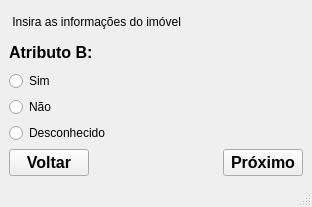
Qt form editDataBase/attblooleanExt.ui (guilhermehrn/e-spu-consulte) before a commit.
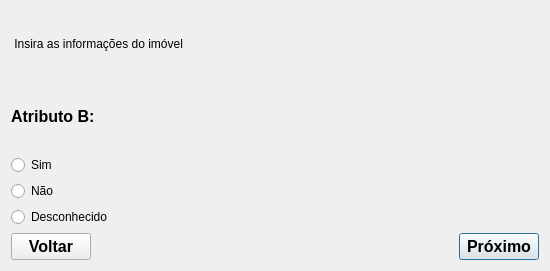
The same form after that commit.

Commit message: add edi tab

The edit to the form file:
```diff
--- a/editDataBase/attblooleanExt.ui
+++ b/editDataBase/attblooleanExt.ui
@@ -1,19 +1,20 @@
 <?xml version="1.0" encoding="UTF-8"?>
 <ui version="4.0">
- <class>MainWindow</class>
- <widget class="QMainWindow" name="MainWindow">
+ <class>Dialog</class>
+ <widget class="QDialog" name="Dialog">
   <property name="geometry">
    <rect>
     <x>0</x>
     <y>0</y>
-    <width>312</width>
-    <height>207</height>
+    <width>550</width>
+    <height>271</height>
    </rect>
   </property>
   <property name="windowTitle">
    <string>MainWindow</string>
   </property>
-  <widget class="QWidget" name="centralwidget">
+  <layout class="QVBoxLayout" name="verticalLayout_7">
+   <item>
    <layout class="QVBoxLayout" name="verticalLayout">
     <item>
      <layout class="QVBoxLayout" name="verticalLayout_4">
@@ -41,7 +42,7 @@
      </layout>
     </item>
     <item>
-     <layout class="QHBoxLayout" name="horizontalLayout">
+      <layout class="QVBoxLayout" name="verticalLayout_6">
       <item>
        <widget class="QLabel" name="AttributA">
         <property name="font">
@@ -82,7 +83,7 @@
      </layout>
     </item>
     <item>
-     <layout class="QHBoxLayout" name="horizontalLayout_2">
+      <layout class="QVBoxLayout" name="verticalLayout_5">
       <item>
        <widget class="QRadioButton" name="radioButton_2">
         <property name="text">
@@ -93,7 +94,7 @@
      </layout>
     </item>
     <item>
-     <layout class="QHBoxLayout" name="horizontalLayout_3">
+      <layout class="QVBoxLayout" name="verticalLayout_2">
       <item>
        <widget class="QRadioButton" name="radioButton_3">
         <property name="text">
@@ -149,18 +150,8 @@
      </layout>
     </item>
    </layout>
-  </widget>
-  <widget class="QMenuBar" name="menubar">
-   <property name="geometry">
-    <rect>
-     <x>0</x>
-     <y>0</y>
-     <width>312</width>
-     <height>21</height>
-    </rect>
-   </property>
-  </widget>
-  <widget class="QStatusBar" name="statusbar"/>
+   </item>
+  </layout>
  </widget>
  <resources/>
  <connections/>
```
Left out of the diff: 2 changed lines with no effect on the pictures. Lines whose indentation alone changed are shown as unchanged. The commit also changes 6 other files.
